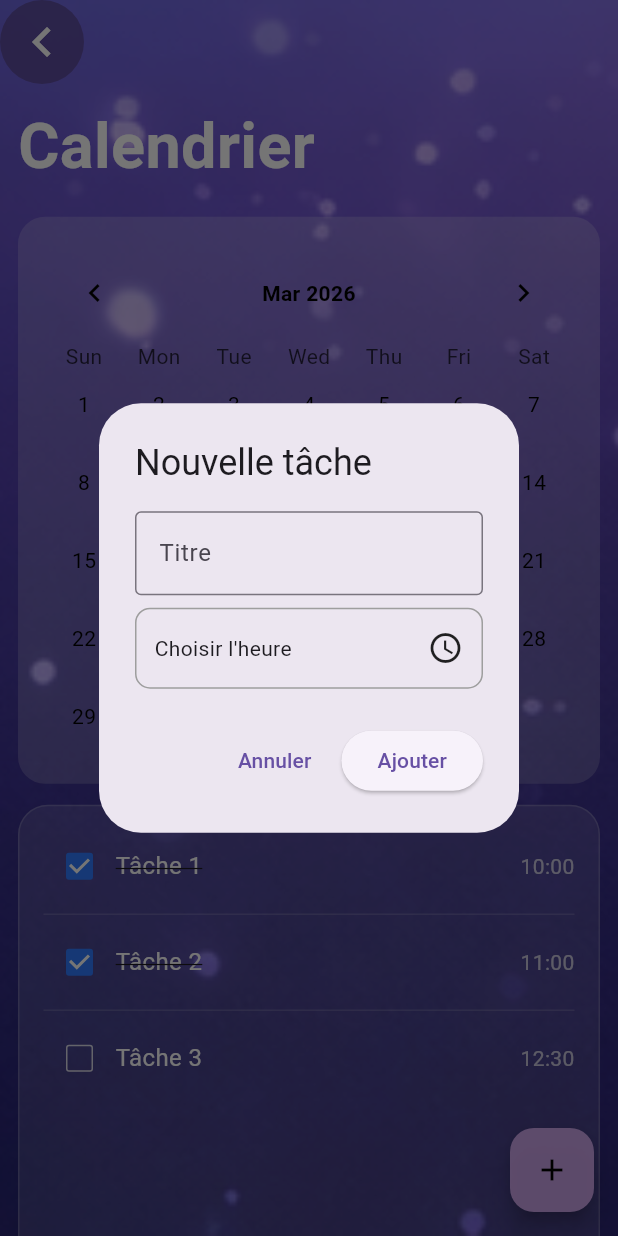
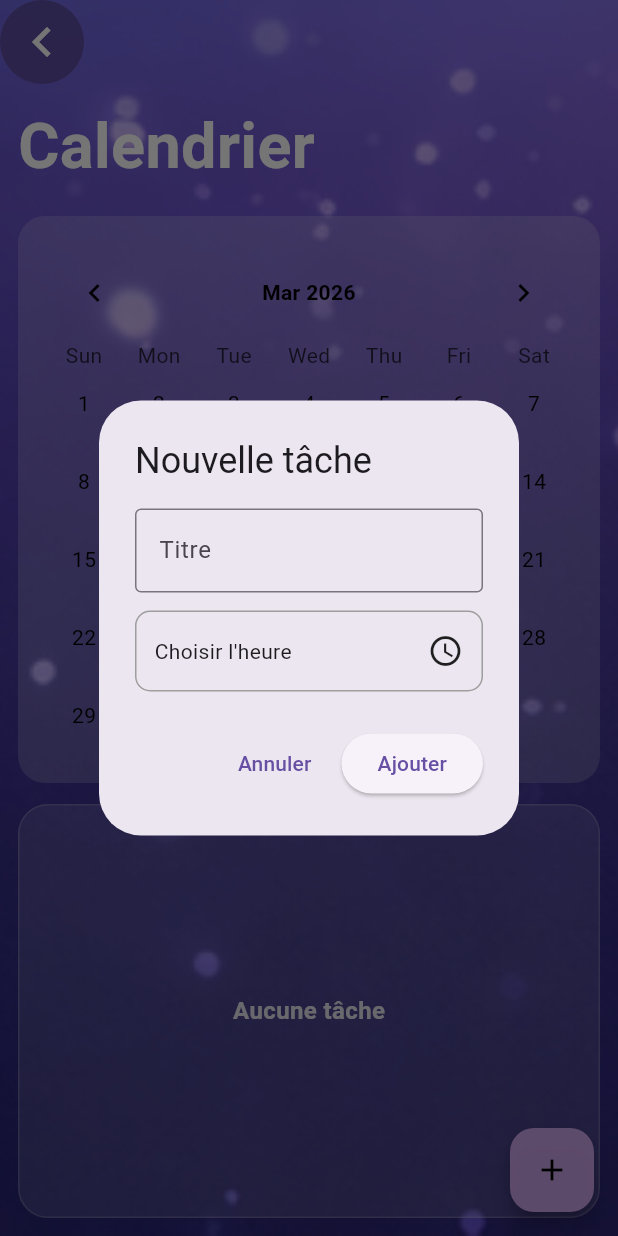
Before and after one commit to lina376/flutter_pfe, a Flutter app: the Calendrier screen opened by its route, after a tap on the "add" icon, on a phone screen of 412 x 824 dp. Run offline on Flutter 3.47's test engine with Material 3 defaults, Android fonts, the phone set to English and light mode, and no system bars; drawn by our look-alikes of table_calendar; our stand-ins replace cloud_firestore, file_picker, firebase_auth, firebase_core; accounts and stored records are empty; Roboto replaces fonts that are missing (Jomhuria).

Commit message:
firebase calend

```diff
--- a/lib/main.dart
+++ b/lib/main.dart
@@ -26,7 +26,7 @@ class MyApp extends StatelessWidget {
     return MaterialApp(
       title: 'ora app',
       theme: ThemeData(primaryColor: Colors.blue, fontFamily: 'Jomhuria'),
-      initialRoute: principal.screenRoute,
+      initialRoute: Calendrier.screenRoute,
       routes: {
         rencontre.screenRoute: (ctx) => rencontre(),
         connecter.screenRoute: (ctx) => connecter(),
--- a/lib/screens/calendrier.dart
+++ b/lib/screens/calendrier.dart
@@ -2,6 +2,8 @@ import 'package:flutter/material.dart';
 import 'package:ora/screens/principal.dart';
 import 'package:table_calendar/table_calendar.dart';
 import 'package:intl/intl.dart';
+import 'package:firebase_auth/firebase_auth.dart';
+import 'package:cloud_firestore/cloud_firestore.dart';
 
 class Calendrier extends StatefulWidget {
   static const String screenRoute = 'pagecalendrier';
@@ -13,59 +15,100 @@ class Calendrier extends StatefulWidget {
 }
 
 class _CalendrierState extends State<Calendrier> {
-  // Date affichée (mois) + date sélectionnée
+  final _auth = FirebaseAuth.instance;
+  final _firestore = FirebaseFirestore.instance;
+
   DateTime _moisAffiche = DateTime.now();
   DateTime _dateSelectionnee = DateTime.now();
 
-  // Normalisation ken jour m a
-  static DateTime _dateSansHeure(DateTime d) =>
-      DateTime(d.year, d.month, d.day);
-
-  // Tâches par date
-  final Map<DateTime, List<Tache>> _tachesParDate = {
-    // lblasa eli nkhazen feha map key->valeur
-    _dateSansHeure(DateTime.now()): [
-      Tache("Tâche 1", "10:00", true),
-      Tache("Tâche 2", "11:00", true),
-      Tache("Tâche 3", "12:30", false),
-    ],
-    _dateSansHeure(DateTime.now().add(const Duration(days: 2))): [
-      Tache("Réunion", "09:00", false),
-      Tache("Rapport", "15:00", false),
-    ],
-  };
-
-  // Liste des tâches du jour sélectionné
-  List<Tache> get _tachesDuJour =>
-      _tachesParDate[_dateSansHeure(_dateSelectionnee)] ?? [];
-  // Changer état (done) d’une tâche
-  void _changerEtatTache(int index, bool? valeur) {
-    final cle = _dateSansHeure(_dateSelectionnee);
-    final liste = _tachesParDate[cle];
-    if (liste == null) return;
-
-    setState(() {
-      liste[index] = liste[index].copyWith(done: valeur ?? false);
-    });
+  static DateTime _dateSansHeure(DateTime d) {
+    return DateTime(d.year, d.month, d.day);
   }
 
-  // Choisir l’heure (TimePicker)
   Future<String?> _choisirHeure() async {
     final picked = await showTimePicker(
       context: context,
       initialTime: TimeOfDay.now(),
     );
+
     if (picked == null) return null;
 
-    final hh = picked.hour.toString().padLeft(
-      2,
-      '0',
-    ); // mithel 9 yrodha 09 bech tben w9t
+    final hh = picked.hour.toString().padLeft(2, '0');
     final mm = picked.minute.toString().padLeft(2, '0');
     return "$hh:$mm";
   }
 
-  // Dialog ajout tâche (titre + heure)
+  Future<void> ajouterTacheFirebase({
+    required String titre,
+    required String heure,
+    required DateTime date,
+  }) async {
+    final user = _auth.currentUser;
+    if (user == null) return;
+
+    final dateChoisie = _dateSansHeure(date);
+
+    await _firestore
+        .collection('users')
+        .doc(user.uid)
+        .collection('taches')
+        .add({
+          'titre': titre,
+          'heure': heure,
+          'date': Timestamp.fromDate(dateChoisie),
+          'terminee': false,
+          'createdAt': Timestamp.now(),
+        });
+  }
+
+  Future<void> changerEtatTacheFirebase(String tacheId, bool valeur) async {
+    final user = _auth.currentUser;
+    if (user == null) return;
+
+    await _firestore
+        .collection('users')
+        .doc(user.uid)
+        .collection('taches')
+        .doc(tacheId)
+        .update({'terminee': valeur});
+  }
+
+  Future<void> supprimerTacheFirebase(String tacheId) async {
+    final user = _auth.currentUser;
+    if (user == null) return;
+
+    await _firestore
+        .collection('users')
+        .doc(user.uid)
+        .collection('taches')
+        .doc(tacheId)
+        .delete();
+  }
+
+  Stream<QuerySnapshot> streamTachesDuJour() {
+    final user = _auth.currentUser;
+    if (user == null) {
+      return const Stream.empty();
+    }
+
+    final debutJour = DateTime(
+      _dateSelectionnee.year,
+      _dateSelectionnee.month,
+      _dateSelectionnee.day,
+    );
+
+    final finJour = debutJour.add(const Duration(days: 1));
+
+    return _firestore
+        .collection('users')
+        .doc(user.uid)
+        .collection('taches')
+        .where('date', isGreaterThanOrEqualTo: Timestamp.fromDate(debutJour))
+        .where('date', isLessThan: Timestamp.fromDate(finJour))
+        .orderBy('date')
+        .snapshots();
+  }
+
   void _afficherAjoutTache() {
     final titreCtrl = TextEditingController();
     String? heureChoisie;
@@ -74,7 +117,6 @@ class _CalendrierState extends State<Calendrier> {
       context: context,
       builder: (context) {
         return StatefulBuilder(
-          //bech yaaml t7dith
           builder: (context, setLocalState) {
             return AlertDialog(
               title: const Text("Nouvelle tâche"),
@@ -88,7 +130,7 @@ class _CalendrierState extends State<Calendrier> {
                       border: OutlineInputBorder(),
                     ),
                   ),
-                  SizedBox(height: MediaQuery.of(context).size.height * 0.01),
+                  const SizedBox(height: 12),
                   InkWell(
                     onTap: () async {
                       final h = await _choisirHeure();
@@ -124,20 +166,19 @@ class _CalendrierState extends State<Calendrier> {
                   child: const Text("Annuler"),
                 ),
                 ElevatedButton(
-                  onPressed: () {
+                  onPressed: () async {
                     final titre = titreCtrl.text.trim();
                     if (titre.isEmpty) return;
 
-                    final cle = _dateSansHeure(_dateSelectionnee);
+                    await ajouterTacheFirebase(
+                      titre: titre,
+                      heure: heureChoisie ?? "--:--",
+                      date: _dateSelectionnee,
+                    );
 
-                    setState(() {
-                      _tachesParDate.putIfAbsent(cle, () => []);
-                      _tachesParDate[cle]!.add(
-                        Tache(titre, heureChoisie ?? "--:--", false),
-                      );
-                    });
-
+                    if (mounted) {
                       Navigator.pop(context);
+                    }
                   },
                   child: const Text("Ajouter"),
                 ),
@@ -149,6 +190,50 @@ class _CalendrierState extends State<Calendrier> {
     );
   }
 
+  Widget _buildTacheItem(Tache t) {
+    return Container(
+      margin: const EdgeInsets.only(bottom: 10),
+      padding: const EdgeInsets.symmetric(horizontal: 10, vertical: 8),
+      decoration: BoxDecoration(
+        color: Colors.white.withOpacity(0.08),
+        borderRadius: BorderRadius.circular(12),
+      ),
+      child: Row(
+        children: [
+          Checkbox(
+            value: t.terminee,
+            onChanged: (v) async {
+              await changerEtatTacheFirebase(t.id, v ?? false);
+            },
+            side: BorderSide(color: Colors.white.withOpacity(0.8)),
+            checkColor: Colors.white,
+            activeColor: const Color(0xFF2F7BFF),
+          ),
+          Expanded(
+            child: Text(
+              t.titre,
+              style: TextStyle(
+                color: Colors.white,
+                fontSize: 16,
+                decoration: t.terminee
+                    ? TextDecoration.lineThrough
+                    : TextDecoration.none,
+              ),
+            ),
+          ),
+          const SizedBox(width: 8),
+          Text(t.heure, style: TextStyle(color: Colors.white.withOpacity(0.7))),
+          IconButton(
+            onPressed: () async {
+              await supprimerTacheFirebase(t.id);
+            },
+            icon: const Icon(Icons.delete, color: Colors.white),
+          ),
+        ],
+      ),
+    );
+  }
+
   @override
   Widget build(BuildContext context) {
     return Scaffold(
@@ -156,7 +241,6 @@ class _CalendrierState extends State<Calendrier> {
       appBar: AppBar(
         backgroundColor: Colors.transparent,
         elevation: 0,
-
         leading: IconButton(
           style: const ButtonStyle(
             backgroundColor: WidgetStatePropertyAll<Color>(
@@ -172,8 +256,6 @@ class _CalendrierState extends State<Calendrier> {
           constraints: const BoxConstraints(minHeight: 50, minWidth: 50),
         ),
       ),
-
-      // buttom+
       floatingActionButton: FloatingActionButton(
         onPressed: _afficherAjoutTache,
         backgroundColor: const Color.fromARGB(
@@ -185,7 +267,6 @@ class _CalendrierState extends State<Calendrier> {
         child: const Icon(Icons.add, color: Colors.black),
       ),
       floatingActionButtonLocation: FloatingActionButtonLocation.endFloat,
-
       body: Container(
         width: double.infinity,
         height: double.infinity,
@@ -196,9 +277,6 @@ class _CalendrierState extends State<Calendrier> {
           ),
         ),
         child: SafeArea(
-          child: SingleChildScrollView(
-            child: SizedBox(
-              height: MediaQuery.of(context).size.height,
           child: Padding(
             padding: const EdgeInsets.all(12),
             child: Column(
@@ -212,9 +290,7 @@ class _CalendrierState extends State<Calendrier> {
                     fontWeight: FontWeight.bold,
                   ),
                 ),
-                    SizedBox(height: MediaQuery.of(context).size.height * 0.02),
-
-                    // Carte Calendrier
+                const SizedBox(height: 16),
                 Container(
                   padding: const EdgeInsets.all(19),
                   decoration: BoxDecoration(
@@ -225,21 +301,15 @@ class _CalendrierState extends State<Calendrier> {
                     firstDay: DateTime.utc(2016, 1, 1),
                     lastDay: DateTime.utc(2036, 12, 31),
                     focusedDay: _moisAffiche,
-
                     startingDayOfWeek: StartingDayOfWeek.sunday,
-
-                        selectedDayPredicate: (jour) => isSameDay(
-                          jour,
-                          _dateSelectionnee,
-                        ), //ylawn nhar leli khtarto
-
+                    selectedDayPredicate: (jour) =>
+                        isSameDay(jour, _dateSelectionnee),
                     onDaySelected: (jourSelectionne, moisFocalise) {
                       setState(() {
                         _dateSelectionnee = jourSelectionne;
                         _moisAffiche = moisFocalise;
                       });
                     },
-
                     headerStyle: HeaderStyle(
                       formatButtonVisible: false,
                       titleCentered: true,
@@ -258,7 +328,6 @@ class _CalendrierState extends State<Calendrier> {
                         color: Colors.black,
                       ),
                     ),
-
                     daysOfWeekStyle: DaysOfWeekStyle(
                       weekdayStyle: TextStyle(
                         color: Colors.black.withOpacity(0.70),
@@ -267,15 +336,10 @@ class _CalendrierState extends State<Calendrier> {
                         color: Colors.black.withOpacity(0.70),
                       ),
                     ),
-
                     calendarStyle: CalendarStyle(
                       outsideDaysVisible: false,
-                          defaultTextStyle: const TextStyle(
-                            color: Colors.black,
-                          ),
-                          weekendTextStyle: const TextStyle(
-                            color: Colors.black,
-                          ),
+                      defaultTextStyle: const TextStyle(color: Colors.black),
+                      weekendTextStyle: const TextStyle(color: Colors.black),
                       todayDecoration: BoxDecoration(
                         color: Colors.black.withOpacity(0.08),
                         shape: BoxShape.circle,
@@ -291,22 +355,27 @@ class _CalendrierState extends State<Calendrier> {
                     ),
                   ),
                 ),
-
                 const SizedBox(height: 14),
-
-                    // Panel tâches
                 Expanded(
                   child: Container(
                     padding: const EdgeInsets.all(16),
                     decoration: BoxDecoration(
                       color: Colors.white.withOpacity(0.12),
                       borderRadius: BorderRadius.circular(20),
-                          border: Border.all(
-                            color: Colors.white.withOpacity(0.18),
+                      border: Border.all(color: Colors.white.withOpacity(0.18)),
                     ),
-                        ),
-                        child: _tachesDuJour.isEmpty
-                            ? Center(
+                    child: StreamBuilder<QuerySnapshot>(
+                      stream: streamTachesDuJour(),
+                      builder: (context, snapshot) {
+                        if (snapshot.connectionState ==
+                            ConnectionState.waiting) {
+                          return const Center(
+                            child: CircularProgressIndicator(),
+                          );
+                        }
+
+                        if (!snapshot.hasData || snapshot.data!.docs.isEmpty) {
+                          return Center(
                             child: Text(
                               "Aucune tâche",
                               style: TextStyle(
@@ -315,44 +384,50 @@ class _CalendrierState extends State<Calendrier> {
                                 fontWeight: FontWeight.w600,
                               ),
                             ),
-                              )
-                            : ListView.separated(
-                                itemCount: _tachesDuJour.length,
-                                separatorBuilder: (_, __) => Divider(
-                                  color: Colors.white.withOpacity(0.15),
-                                ),
-                                itemBuilder: (context, index) {
-                                  final t = _tachesDuJour[index];
-                                  return Row(
+                          );
+                        }
+
+                        final taches = snapshot.data!.docs.map((doc) {
+                          return Tache.fromFirestore(
+                            doc.id,
+                            doc.data() as Map<String, dynamic>,
+                          );
+                        }).toList();
+
+                        final tachesEnCours = taches
+                            .where((t) => !t.terminee)
+                            .toList();
+                        final tachesTerminees = taches
+                            .where((t) => t.terminee)
+                            .toList();
+
+                        return ListView(
                           children: [
-                                      Checkbox(
-                                        value: t.terminee,
-                                        onChanged: (v) =>
-                                            _changerEtatTache(index, v),
-                                        side: BorderSide(
-                                          color: Colors.white.withOpacity(0.8),
-                                        ),
-                                        checkColor: Colors.white,
-                                        activeColor: const Color(0xFF2F7BFF),
-                                      ),
-                                      Expanded(
-                                        child: Text(
-                                          t.titre,
+                            if (tachesEnCours.isNotEmpty) ...[
+                              const Text(
+                                "En cours",
                                 style: TextStyle(
                                   color: Colors.white,
-                                            fontSize: 16,
-                                            decoration: t.terminee
-                                                ? TextDecoration.lineThrough
-                                                : TextDecoration.none,
+                                  fontSize: 18,
+                                  fontWeight: FontWeight.bold,
                                 ),
                               ),
-                                      ),
-                                      Text(
-                                        t.heure,
+                              const SizedBox(height: 10),
+                              ...tachesEnCours.map((t) => _buildTacheItem(t)),
+                              const SizedBox(height: 20),
+                            ],
+                            if (tachesTerminees.isNotEmpty) ...[
+                              const Text(
+                                "Terminées",
                                 style: TextStyle(
-                                          color: Colors.white.withOpacity(0.7),
+                                  color: Colors.white,
+                                  fontSize: 18,
+                                  fontWeight: FontWeight.bold,
                                 ),
                               ),
+                              const SizedBox(height: 10),
+                              ...tachesTerminees.map((t) => _buildTacheItem(t)),
+                            ],
                           ],
                         );
                       },
@@ -364,20 +439,42 @@ class _CalendrierState extends State<Calendrier> {
           ),
         ),
       ),
-        ),
-      ),
     );
   }
 }
 
-// Modèle tache
 class Tache {
+  final String id;
   final String titre;
   final String heure;
+  final DateTime date;
   final bool terminee;
 
-  Tache(this.titre, this.heure, this.terminee);
+  Tache({
+    required this.id,
+    required this.titre,
+    required this.heure,
+    required this.date,
+    required this.terminee,
+  });
 
-  Tache copyWith({String? titre, String? heure, bool? done}) =>
-      Tache(titre ?? this.titre, heure ?? this.heure, done ?? terminee);
+  factory Tache.fromFirestore(String id, Map<String, dynamic> data) {
+    return Tache(
+      id: id,
+      titre: data['titre'] ?? '',
+      heure: data['heure'] ?? '--:--',
+      date: (data['date'] as Timestamp).toDate(),
+      terminee: data['terminee'] ?? false,
+    );
   }
+
+  Map<String, dynamic> toFirestore() {
+    return {
+      'titre': titre,
+      'heure': heure,
+      'date': Timestamp.fromDate(date),
+      'terminee': terminee,
+      'createdAt': Timestamp.now(),
+    };
+  }
+}
--- a/lib/screens/principal.dart
+++ b/lib/screens/principal.dart
@@ -632,7 +632,8 @@ class _principalState extends State<principal> {
                               borderRadius: BorderRadius.circular(18),
                             ),
                             child: TableCalendar(
-                              sixWeekMonthsEnforced: true,
+                              sixWeekMonthsEnforced:
+                                  true, //bech ykouno lochhra lkoul bnafs lertifa3
                               rowHeight: 35,
                               firstDay: DateTime.utc(2016, 1, 1),
                               lastDay: DateTime.utc(2036, 12, 31),
```
Lines whose indentation alone changed are shown as unchanged.
